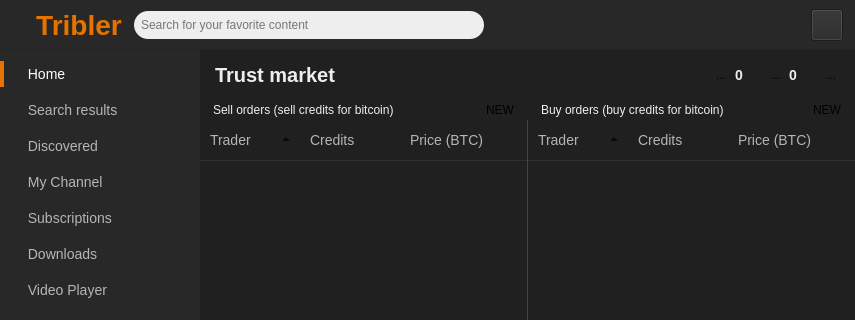
Qt form TriblerGUI/qt_resources/mainwindow.ui (devos50/tribler) before a commit; both pictures show x 0 to 855 and y 0 to 320 of the 855 by 655 pixel window.
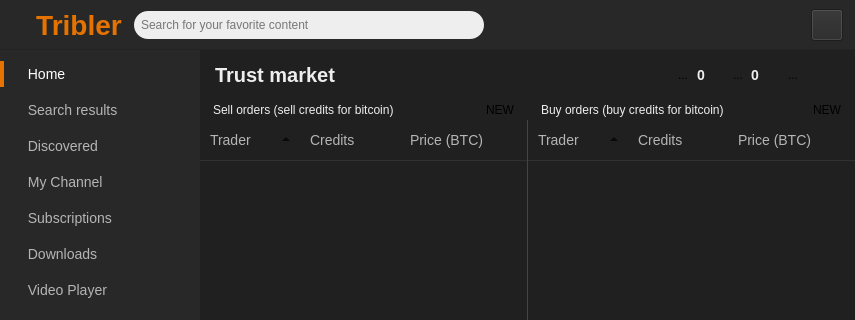
The same form after that commit. Icons and pictures are not drawn. Custom widgets are drawn as their Qt base class.

Commit message: It is now possible to create orders in GUI

What changed in the file:
```diff
--- a/TriblerGUI/qt_resources/mainwindow.ui
+++ b/TriblerGUI/qt_resources/mainwindow.ui
@@ -9450,6 +9450,57 @@
                </property>
               </widget>
              </item>
+             <item>
+              <spacer name="horizontalSpacer_75">
+               <property name="orientation">
+                <enum>Qt::Horizontal</enum>
+               </property>
+               <property name="sizeType">
+                <enum>QSizePolicy::Fixed</enum>
+               </property>
+               <property name="sizeHint" stdset="0">
+                <size>
+                 <width>10</width>
+                 <height>20</height>
+                </size>
+               </property>
+              </spacer>
+             </item>
+             <item>
+              <widget class="QToolButton" name="toolButton_7">
+               <property name="minimumSize">
+                <size>
+                 <width>28</width>
+                 <height>28</height>
+                </size>
+               </property>
+               <property name="maximumSize">
+                <size>
+                 <width>28</width>
+                 <height>28</height>
+                </size>
+               </property>
+               <property name="cursor">
+                <cursorShape>PointingHandCursor</cursorShape>
+               </property>
+               <property name="styleSheet">
+                <string notr="true">border: none;</string>
+               </property>
+               <property name="text">
+                <string/>
+               </property>
+               <property name="icon">
+                <iconset>
+                 <normaloff>../images/history.png</normaloff>../images/history.png</iconset>
+               </property>
+               <property name="iconSize">
+                <size>
+                 <width>20</width>
+                 <height>20</height>
+                </size>
+               </property>
+              </widget>
+             </item>
              <item>
               <spacer name="horizontalSpacer_70">
                <property name="orientation">
```
Left out of the diff: 4 changed lines with no effect on the pictures. The commit also changes 7 other files.
